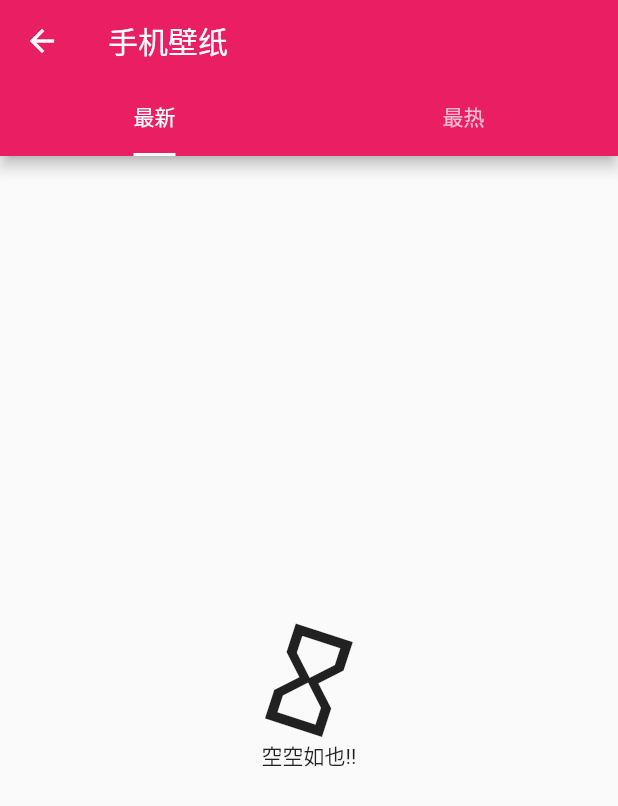
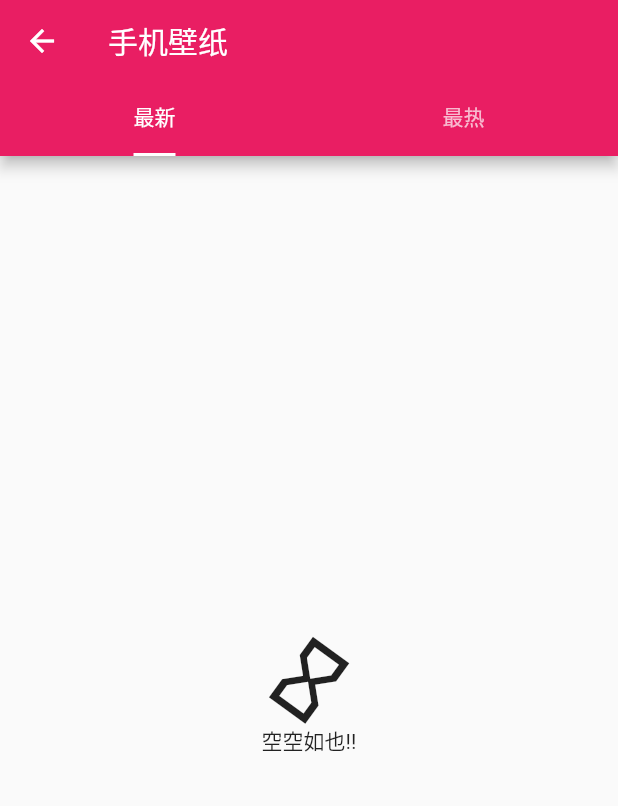
Before and after one commit to lingxiaoplus/flutter_picture, a Flutter app: the HomePage screen opened directly, tab 4 chosen, in the side drawer, after a tap on "手机壁纸", on a phone screen of 412 x 824 dp. Shown: the top 806 px of the screen. Run offline on Flutter 3.47's test engine with Material 2 defaults, Android fonts, the phone set to English and light mode, and no system bars; our stand-ins replace dio, flutter_svg, rxdart, shared_preferences, sqflite, transparent_image; missing offline and left inert: image_picker_saver; accounts and stored records are empty; network calls fail.

Commit message:
添加空布局的动画

```diff
--- a/lib/comon/EmptyPage.dart
+++ b/lib/comon/EmptyPage.dart
@@ -16,10 +16,10 @@ class EmptyPageState extends State<EmptyPage> with SingleTickerProviderStateMixi
   void initState() {
     super.initState();
     controller = new AnimationController(
-        duration: const Duration(seconds: 2), vsync: this);
+        duration: const Duration(seconds: 1 * 20), vsync: this);
     //图片宽高从0变到300
     animation = CurvedAnimation(parent: controller, curve: Curves.linear);
-    animation = new Tween(begin: 0.0, end: math.pi * 2).animate(animation);
+    animation = new Tween(begin: 0.0, end: math.pi * 2 * 20).animate(animation);
     animation.addStatusListener((status) {
       if (status == AnimationStatus.completed) {
         //动画执行结束时反向执行动画
@@ -56,7 +56,7 @@ class AnimatedImage extends AnimatedWidget {
           mainAxisAlignment: MainAxisAlignment.center,
           children: <Widget>[
             Transform.rotate(angle: animation.value,child: Icon(Icons.hourglass_empty,
-              size: 80.0,
+              size: 60.0,
             ),),
             Text('空空如也!!')
           ],
--- a/lib/home/detail/BannerDetail.dart
+++ b/lib/home/detail/BannerDetail.dart
@@ -84,7 +84,7 @@ class BannerState extends State<BannerDetail>
     return Container(
       child: Scaffold(
         appBar: AppBar(
-          title: Text('ddd'),
+          title: Text(''),
           bottom: !id.isEmpty ?null: TabBar(
             tabs:
             tabTitles.map((String title) => new Tab(text: title)).toList(),
--- a/lib/home/special.dart
+++ b/lib/home/special.dart
@@ -1,4 +1,5 @@
 import 'package:flutter/material.dart';
+import 'package:flutter_picture/comon/EmptyPage.dart';
 import 'package:flutter_picture/comon/ListPage.dart';
 import 'package:flutter_picture/home/vertical.dart';
 import 'package:flutter_picture/model/special_model_entity.dart';
@@ -64,6 +65,10 @@ class SpecialPageState extends State<SpecialPage>
   }
 
   Widget getItemWidget(BuildContext context, int position) {
+    if(wallpapers.length == 0){
+      return EmptyPage();
+    }
+
     if (position == wallpapers.length) {
       skip += GlobalProperties.limit;
       getData();
```
